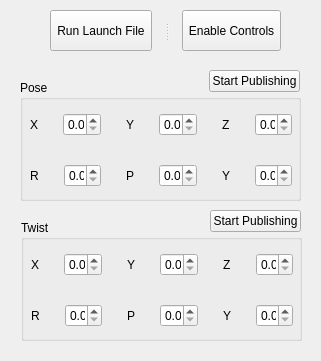
Old version of the form landside/catkin_ws/src/gui/resource/ControlsInterface.ui in the repository Advent-Industries/robosub-ros.
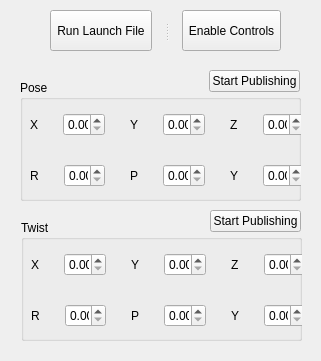
New version of the form.

Commit message: change interface text

```diff
--- a/landside/catkin_ws/src/gui/resource/ControlsInterface.ui
+++ b/landside/catkin_ws/src/gui/resource/ControlsInterface.ui
@@ -31,12 +31,12 @@
    <property name="title">
     <string>Pose</string>
    </property>
-   <widget class="QWidget" name="">
+   <widget class="QWidget" name="layoutWidget">
     <property name="geometry">
      <rect>
       <x>10</x>
       <y>30</y>
-      <width>262</width>
+      <width>274</width>
       <height>81</height>
      </rect>
     </property>
@@ -174,7 +174,7 @@
      <rect>
       <x>10</x>
       <y>30</y>
-      <width>262</width>
+      <width>274</width>
       <height>81</height>
      </rect>
     </property>
```
